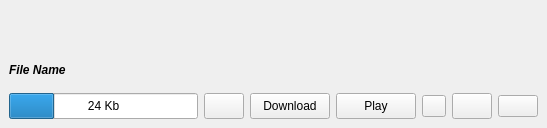
Above: retroshare-gui/src/gui/feeds/SubFileItem.ui from RetroShare/RetroShare before the change. Below: the same form after it.
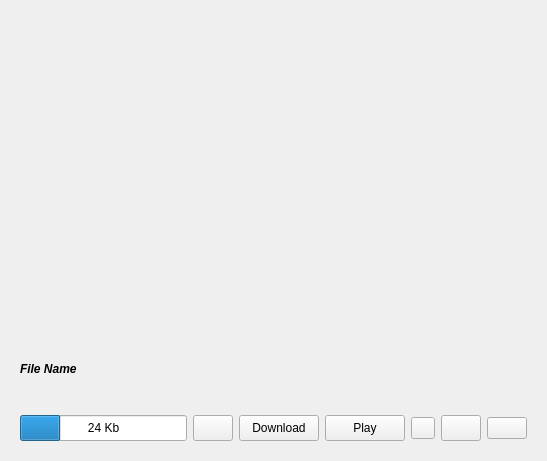
That is the form after the change. Icons and pictures are not drawn.

Commit message: Added video widget for play downloaded videos

```diff
--- a/retroshare-gui/src/gui/feeds/SubFileItem.ui
+++ b/retroshare-gui/src/gui/feeds/SubFileItem.ui
@@ -7,26 +7,14 @@
     <x>0</x>
     <y>0</y>
     <width>547</width>
-    <height>128</height>
+    <height>461</height>
    </rect>
   </property>
-  <layout class="QGridLayout" name="gridLayout_4">
-   <property name="leftMargin">
-    <number>0</number>
-   </property>
-   <property name="topMargin">
-    <number>0</number>
-   </property>
-   <property name="rightMargin">
-    <number>0</number>
-   </property>
-   <property name="bottomMargin">
-    <number>0</number>
-   </property>
-   <property name="spacing">
-    <number>0</number>
-   </property>
+  <layout class="QGridLayout" name="gridLayout_2">
    <item row="0" column="0">
+    <widget class="QWidget" name="Videowidget" native="true"/>
+   </item>
+   <item row="1" column="0">
     <widget class="QFrame" name="frame">
      <property name="frameShape">
       <enum>QFrame::NoFrame</enum>
@@ -35,7 +23,7 @@
       <enum>QFrame::Sunken</enum>
      </property>
      <layout class="QGridLayout" name="gridLayout">
-      <item row="1" column="0">
+      <item row="2" column="0">
        <layout class="QHBoxLayout" name="horizontalLayout_2">
         <item>
          <widget class="QLabel" name="fileLabel">
@@ -56,7 +44,49 @@
         </item>
        </layout>
       </item>
-      <item row="2" column="0">
+      <item row="1" column="0">
+       <widget class="QFrame" name="imageFrame">
+        <layout class="QHBoxLayout" name="imageLayout">
+         <item>
+          <spacer name="horizontalSpacer">
+           <property name="orientation">
+            <enum>Qt::Horizontal</enum>
+           </property>
+           <property name="sizeHint" stdset="0">
+            <size>
+             <width>230</width>
+             <height>20</height>
+            </size>
+           </property>
+          </spacer>
+         </item>
+         <item>
+          <widget class="QLabel" name="imageLabel">
+           <property name="text">
+            <string/>
+           </property>
+           <property name="scaledContents">
+            <bool>false</bool>
+           </property>
+          </widget>
+         </item>
+         <item>
+          <spacer name="horizontalSpacer_2">
+           <property name="orientation">
+            <enum>Qt::Horizontal</enum>
+           </property>
+           <property name="sizeHint" stdset="0">
+            <size>
+             <width>230</width>
+             <height>20</height>
+            </size>
+           </property>
+          </spacer>
+         </item>
+        </layout>
+       </widget>
+      </item>
+      <item row="3" column="0">
        <layout class="QHBoxLayout" name="horizontalLayout">
         <item>
          <widget class="QProgressBar" name="progressBar">
@@ -235,48 +265,6 @@
         </item>
        </layout>
       </item>
-      <item row="0" column="0">
-       <widget class="QFrame" name="imageFrame">
-        <layout class="QHBoxLayout" name="imageLayout">
-         <item>
-          <spacer name="horizontalSpacer">
-           <property name="orientation">
-            <enum>Qt::Horizontal</enum>
-           </property>
-           <property name="sizeHint" stdset="0">
-            <size>
-             <width>230</width>
-             <height>20</height>
-            </size>
-           </property>
-          </spacer>
-         </item>
-         <item>
-          <widget class="QLabel" name="imageLabel">
-           <property name="text">
-            <string/>
-           </property>
-           <property name="scaledContents">
-            <bool>false</bool>
-           </property>
-          </widget>
-         </item>
-         <item>
-          <spacer name="horizontalSpacer_2">
-           <property name="orientation">
-            <enum>Qt::Horizontal</enum>
-           </property>
-           <property name="sizeHint" stdset="0">
-            <size>
-             <width>230</width>
-             <height>20</height>
-            </size>
-           </property>
-          </spacer>
-         </item>
-        </layout>
-       </widget>
-      </item>
      </layout>
     </widget>
    </item>
```
The commit also changes 5 other files.
